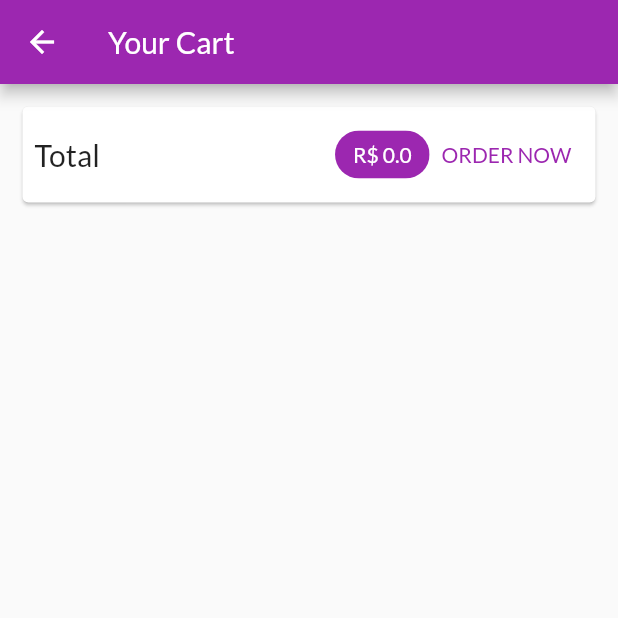
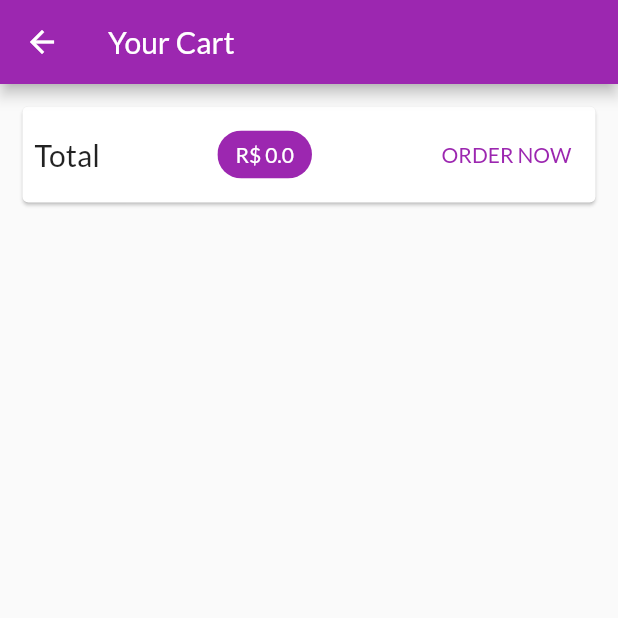
Before and after one commit to gustavolsilvano/flutter_my_shop, a Flutter app: the screen it shows after launch, after a tap on the "shopping cart" icon, on a phone screen of 412 x 824 dp, the top half of it. Run offline on Flutter 3.47's test engine with Material 2 defaults, Android fonts, the phone set to English and light mode, and no system bars; statements that could not run were skipped.

Commit message:
feat: adding cart list

```diff
--- a/lib/providers/cart.dart
+++ b/lib/providers/cart.dart
@@ -29,6 +29,14 @@ class Cart with ChangeNotifier {
     notifyListeners();
   }
 
+  int get totalQuantity {
+    int total = 0;
+    _items.forEach((key, value) {
+      total += value.quantity;
+    });
+    return total;
+  }
+
   double get totalAmount {
     double total = 0.0;
     _items.forEach((_, item) {
--- a/lib/screens/cart_screen.dart
+++ b/lib/screens/cart_screen.dart
@@ -1,7 +1,6 @@
 import 'package:flutter/material.dart';
-import 'package:flutter/src/widgets/framework.dart';
-import 'package:flutter/src/widgets/placeholder.dart';
 import 'package:flutter_my_shop/providers/cart.dart';
+import 'package:flutter_my_shop/widgets/cart_item.dart';
 import 'package:provider/provider.dart';
 
 class CartScreen extends StatelessWidget {
@@ -12,6 +11,8 @@ class CartScreen extends StatelessWidget {
   @override
   Widget build(BuildContext context) {
     final cart = Provider.of<Cart>(context);
+
+    cart.items.forEach((_, item) => print(item.toString()));
 
     return Scaffold(
       appBar: AppBar(title: const Text('Your Cart')),
@@ -28,7 +29,6 @@ class CartScreen extends StatelessWidget {
                     'Total',
                     style: TextStyle(fontSize: 20),
                   ),
-                  Spacer(),
                   Chip(
                       backgroundColor: Theme.of(context).primaryColor,
                       label: Text('R\$ ${cart.totalAmount}',
@@ -43,6 +43,18 @@ class CartScreen extends StatelessWidget {
               ),
             ),
           ),
+          const SizedBox(
+            height: 10,
+          ),
+          Expanded(
+              child: ListView.builder(
+                  itemCount: cart.items.length,
+                  itemBuilder: (_, i) => CartItem(
+                        cart.items.values.toList()[i].id,
+                        cart.items.values.toList()[i].price,
+                        cart.items.values.toList()[i].quantity,
+                        cart.items.values.toList()[i].title,
+                      )))
         ],
       ),
     );
--- a/lib/screens/products_overview_screen.dart
+++ b/lib/screens/products_overview_screen.dart
@@ -58,7 +58,7 @@ class _ProductOverviewScreenState extends State<ProductOverviewScreen> {
                   ]),
           Consumer<Cart>(
             builder: (_, cart, ch) =>
-                CustomBadge(value: cart.items.length.toString(), child: ch!),
+                CustomBadge(value: cart.totalQuantity.toString(), child: ch!),
             child: IconButton(
               icon: const Icon(Icons.shopping_cart),
               onPressed: () => handlePressCart(context),
```
Also changed, not shown: lib/widgets/cart_item.dart (added, +31 -0 lines).
